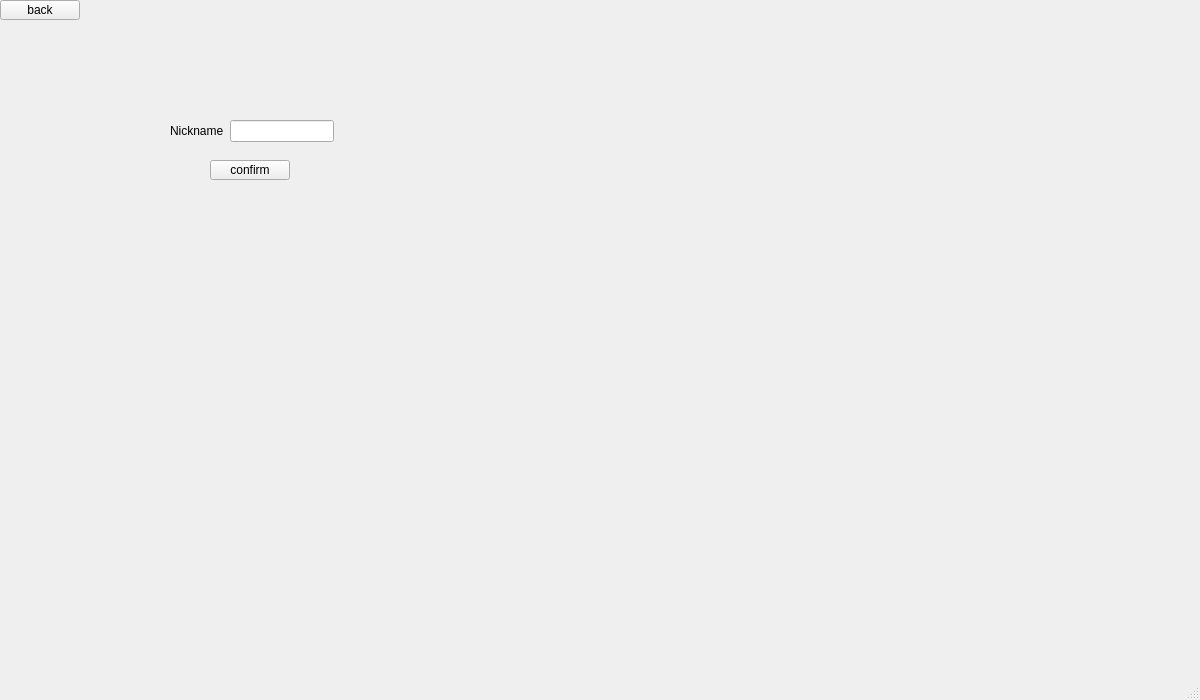
Before: the Qt Designer form clientQt/ClientQt/username.ui in woleigequy/networking_Assignment2, drawn with Qt 5.
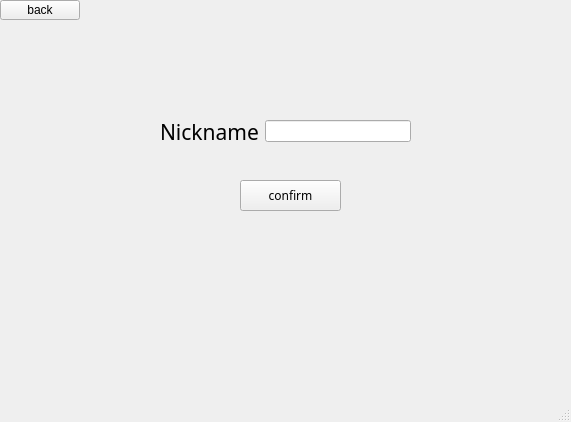
After: the same form once the commit is applied. Icons and pictures are not drawn.

```diff
--- a/clientQt/ClientQt/username.ui
+++ b/clientQt/ClientQt/username.ui
@@ -6,14 +6,20 @@
    <rect>
     <x>0</x>
     <y>0</y>
-    <width>1200</width>
-    <height>700</height>
+    <width>571</width>
+    <height>422</height>
    </rect>
   </property>
   <property name="windowTitle">
    <string>MainWindow</string>
   </property>
+  <property name="styleSheet">
+   <string notr="true">background-color: 245, 245, 245;</string>
+  </property>
   <widget class="QWidget" name="centralwidget">
+   <property name="styleSheet">
+    <string notr="true">background-image: url(:/img/img/w.png);</string>
+   </property>
    <widget class="QPushButton" name="pushButton_exit">
     <property name="geometry">
      <rect>
@@ -30,15 +36,21 @@
    <widget class="QWidget" name="layoutWidget">
     <property name="geometry">
      <rect>
-      <x>170</x>
+      <x>160</x>
       <y>120</y>
-      <width>164</width>
+      <width>251</width>
       <height>24</height>
      </rect>
     </property>
     <layout class="QFormLayout" name="formLayout">
      <item row="0" column="0">
       <widget class="QLabel" name="label">
+       <property name="font">
+        <font>
+         <family>黑体</family>
+         <pointsize>16</pointsize>
+        </font>
+       </property>
        <property name="text">
         <string>Nickname</string>
        </property>
@@ -52,12 +64,17 @@
    <widget class="QPushButton" name="pushButton_confirm">
     <property name="geometry">
      <rect>
-      <x>210</x>
-      <y>160</y>
-      <width>80</width>
-      <height>20</height>
+      <x>240</x>
+      <y>180</y>
+      <width>101</width>
+      <height>31</height>
      </rect>
     </property>
+    <property name="font">
+     <font>
+      <family>黑体</family>
+     </font>
+    </property>
     <property name="text">
      <string>confirm</string>
     </property>
```
Left out of the diff: 4 changed lines with no effect on the pictures.
